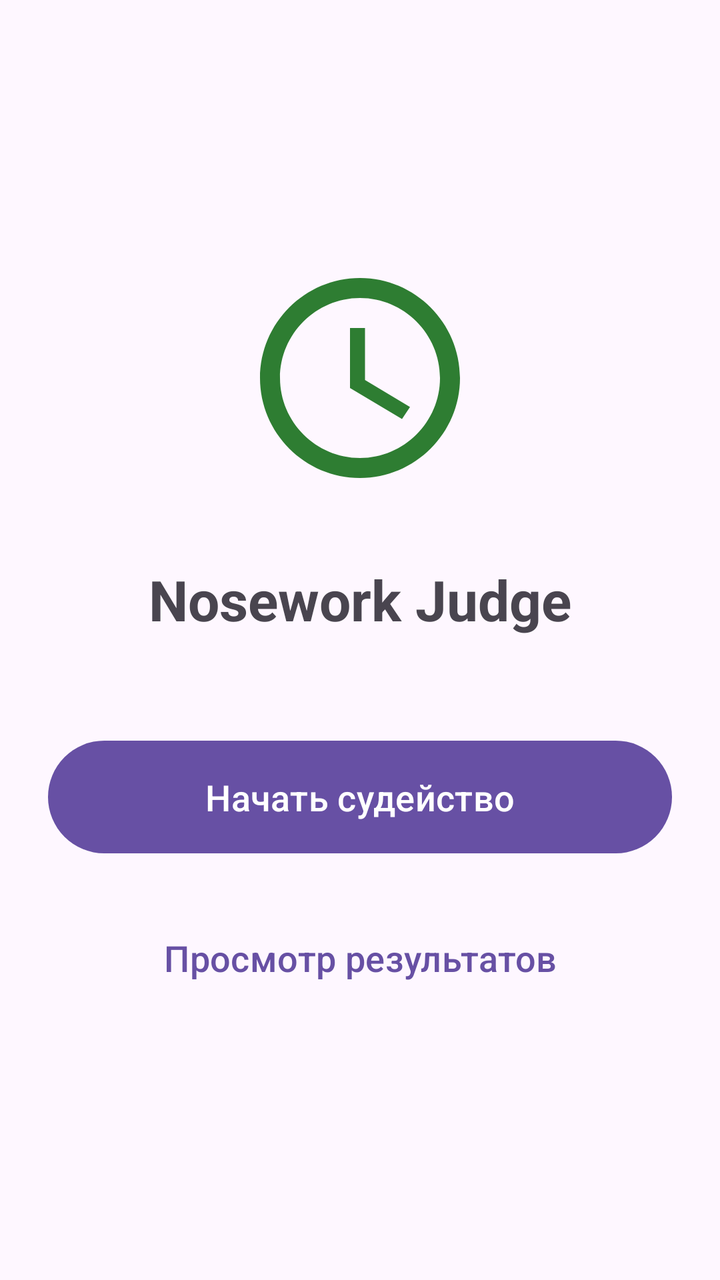
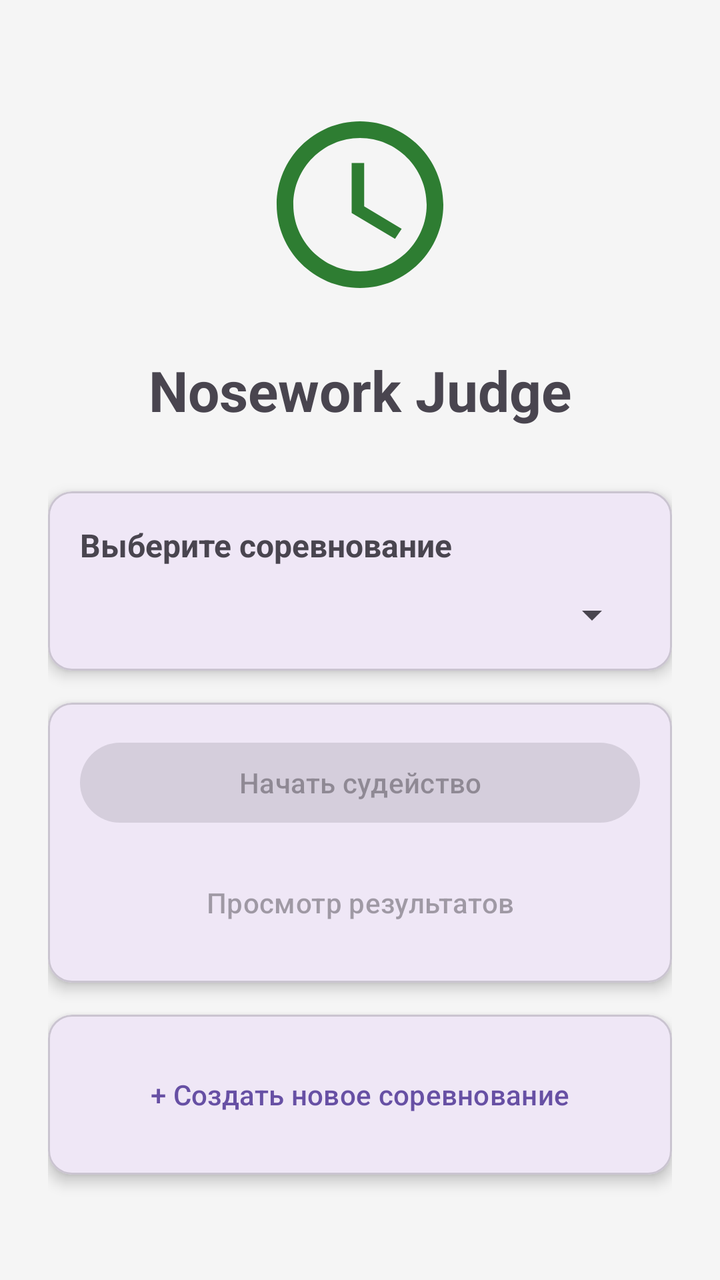

Two renders of the same Android screen: before a commit and after it. Below are the layout's source before the change and the commit's diff.
<!-- AndroidManifest.xml: application theme Theme.Material3.DayNight.NoActionBar -->
<!-- res/layout/activity_main.xml -->
<?xml version="1.0" encoding="utf-8"?>
<LinearLayout xmlns:android="http://schemas.android.com/apk/res/android"
    xmlns:app="http://schemas.android.com/apk/res-auto"
    android:layout_width="match_parent"
    android:layout_height="match_parent"
    android:orientation="vertical"
    android:padding="24dp"
    android:gravity="center">

    <ImageView
        android:layout_width="120dp"
        android:layout_height="120dp"
        android:src="@drawable/ic_timer"
        android:layout_marginBottom="32dp"/>

    <TextView
        android:layout_width="wrap_content"
        android:layout_height="wrap_content"
        android:text="Nosework Judge"
        android:textSize="28sp"
        android:textStyle="bold"
        android:layout_marginBottom="48dp"/>

    <Button
        android:id="@+id/btnStartJudging"
        android:layout_width="match_parent"
        android:layout_height="wrap_content"
        android:text="Начать судейство"
        android:textSize="18sp"
        android:padding="16dp"/>

    <Button
        android:id="@+id/btnViewResults"
        android:layout_width="match_parent"
        android:layout_height="wrap_content"
        android:text="Просмотр результатов"
        android:textSize="18sp"
        android:padding="16dp"
        android:layout_marginTop="16dp"
        style="@style/Widget.Material3.Button.TextButton"/>

</LinearLayout>
<!-- resources referenced by this layout -->
<resources>
  <!-- drawable ic_timer (drawable) -->
  <vector xmlns:android="http://schemas.android.com/apk/res/android"
      android:width="24dp"
      android:height="24dp"
      android:viewportWidth="24"
      android:viewportHeight="24">
      <path
          android:fillColor="#2E7D32"
          android:pathData="M12,2C6.5,2 2,6.5 2,12s4.5,10 10,10 10,-4.5 10,-10S17.5,2 12,2zM12,20c-4.4,0 -8,-3.6 -8,-8s3.6,-8 8,-8 8,3.6 8,8 -3.6,8 -8,8zM12.5,7H11v6l5.2,3.1 0.8,-1.2 -4.5,-2.7z"/>
  </vector>
</resources>

<!-- the commit's change to res/layout/activity_main.xml (unified diff, before → after) -->
@@ -5,13 +5,14 @@
     android:layout_height="match_parent"
     android:orientation="vertical"
     android:padding="24dp"
-    android:gravity="center">
+    android:gravity="center"
+    android:background="#f5f5f5">
 
     <ImageView
-        android:layout_width="120dp"
-        android:layout_height="120dp"
+        android:layout_width="100dp"
+        android:layout_height="100dp"
         android:src="@drawable/ic_timer"
-        android:layout_marginBottom="32dp"/>
+        android:layout_marginBottom="24dp"/>
 
     <TextView
         android:layout_width="wrap_content"
@@ -19,24 +20,97 @@
         android:text="Nosework Judge"
         android:textSize="28sp"
         android:textStyle="bold"
-        android:layout_marginBottom="48dp"/>
+        android:layout_marginBottom="32dp"/>
 
-    <Button
-        android:id="@+id/btnStartJudging"
+    
+    <com.google.android.material.card.MaterialCardView
         android:layout_width="match_parent"
         android:layout_height="wrap_content"
-        android:text="Начать судейство"
-        android:textSize="18sp"
-        android:padding="16dp"/>
+        android:layout_marginBottom="16dp"
+        app:cardElevation="4dp">
 
-    <Button
-        android:id="@+id/btnViewResults"
+        <LinearLayout
+            android:layout_width="match_parent"
+            android:layout_height="wrap_content"
+            android:orientation="vertical"
+            android:padding="16dp">
+
+            <TextView
+                android:layout_width="wrap_content"
+                android:layout_height="wrap_content"
+                android:text="Выберите соревнование"
+                android:textSize="16sp"
+                android:textStyle="bold"
+                android:layout_marginBottom="12dp"/>
+
+            <Spinner
+                android:id="@+id/spinnerCompetition"
+                android:layout_width="match_parent"
+                android:layout_height="wrap_content" />
+
+            <TextView
+                android:id="@+id/txtNoCompetitions"
+                android:layout_width="match_parent"
+                android:layout_height="wrap_content"
+                android:text="Нет соревнований\n\nНажмите кнопку ниже, чтобы создать"
+                android:textAlignment="center"
+                android:visibility="gone"
+                android:padding="24dp"
+                android:textColor="?android:attr/textColorSecondary"/>
+        </LinearLayout>
+    </com.google.android.material.card.MaterialCardView>
+
+    
+    <com.google.android.material.card.MaterialCardView
         android:layout_width="match_parent"
         android:layout_height="wrap_content"
-        android:text="Просмотр результатов"
-        android:textSize="18sp"
-        android:padding="16dp"
-        android:layout_marginTop="16dp"
-        style="@style/Widget.Material3.Button.TextButton"/>
+        android:layout_marginBottom="16dp"
+        app:cardElevation="4dp">
+
+        <LinearLayout
+            android:layout_width="match_parent"
+            android:layout_height="wrap_content"
+            android:orientation="vertical"
+            android:padding="16dp">
+
+            <Button
+                android:id="@+id/btnStartJudging"
+                android:layout_width="match_parent"
+                android:layout_height="wrap_content"
+                android:text="Начать судейство"
+                android:enabled="false"
+                android:layout_marginBottom="12dp"
+                style="@style/Widget.Material3.Button"/>
+
+            <Button
+                android:id="@+id/btnViewResults"
+                android:layout_width="match_parent"
+                android:layout_height="wrap_content"
+                android:text="Просмотр результатов"
+                android:enabled="false"
+                style="@style/Widget.Material3.Button.TextButton"/>
+        </LinearLayout>
+    </com.google.android.material.card.MaterialCardView>
+
+    
+    <com.google.android.material.card.MaterialCardView
+        android:layout_width="match_parent"
+        android:layout_height="wrap_content"
+        app:cardElevation="4dp">
+
+        <LinearLayout
+            android:layout_width="match_parent"
+            android:layout_height="wrap_content"
+            android:orientation="vertical"
+            android:padding="16dp">
+
+            <Button
+                android:id="@+id/btnCreateCompetition"
+                android:layout_width="match_parent"
+                android:layout_height="wrap_content"
+                android:text="+ Создать новое соревнование"
+                style="@style/Widget.Material3.Button.TextButton"/>
+        </LinearLayout>
+    </com.google.android.material.card.MaterialCardView>
 
 </LinearLayout>
